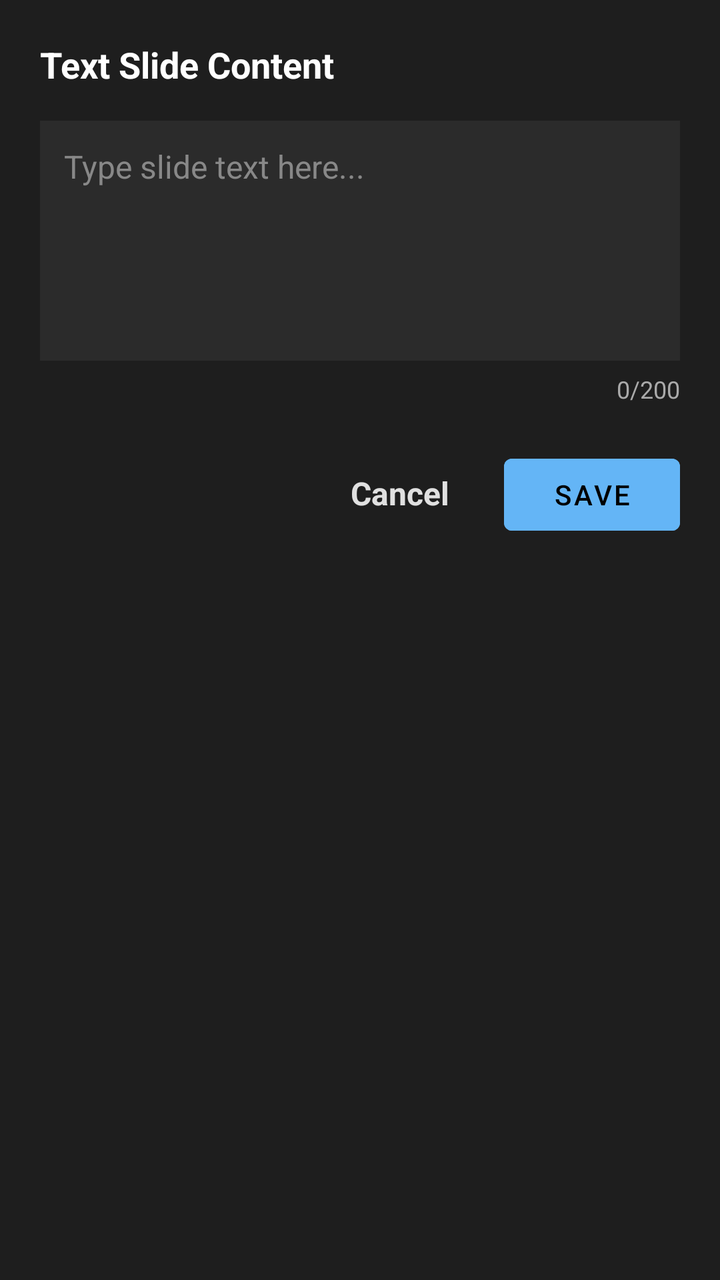
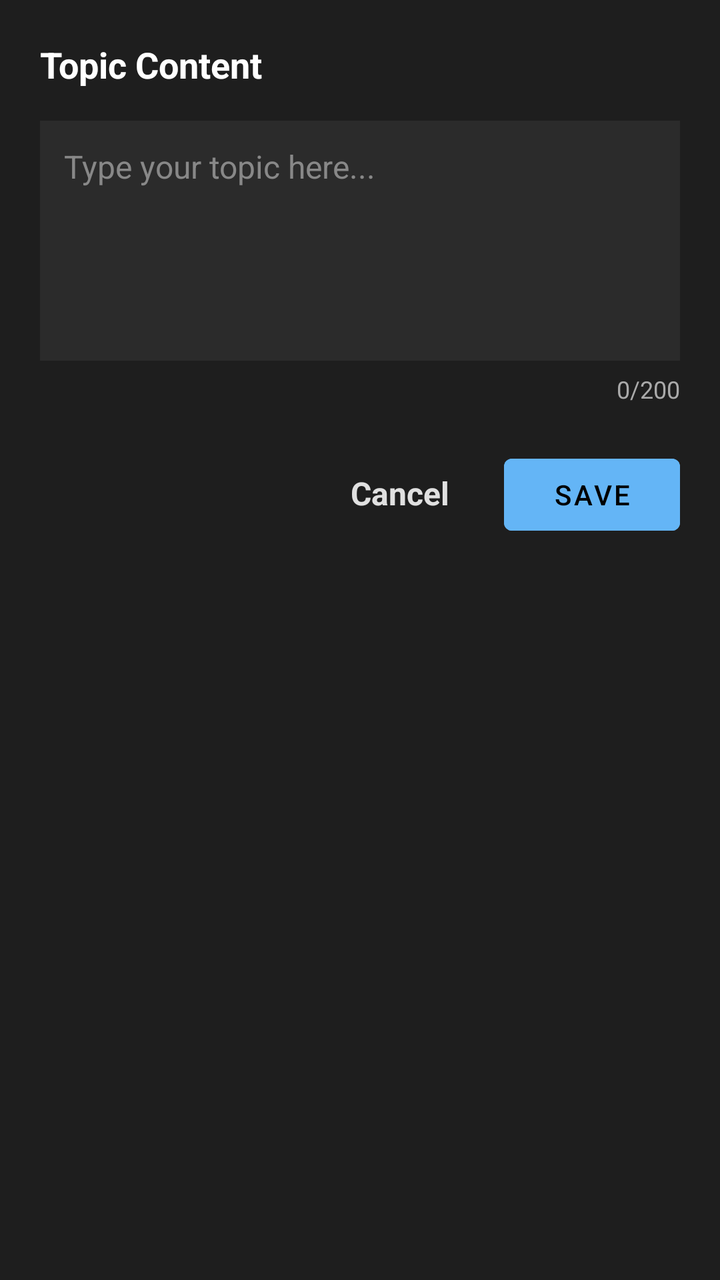

An Android layout rendered at two revisions. The XML below is the earlier revision; the diff shows what the commit changed to produce the second picture.
<!-- AndroidManifest.xml: application theme Theme.CustomScreen -->
<!-- res/layout/dialog_add_text.xml -->
<?xml version="1.0" encoding="utf-8"?>
<LinearLayout xmlns:android="http://schemas.android.com/apk/res/android"
    android:layout_width="match_parent"
    android:layout_height="wrap_content"
    android:background="#1E1E1E"
    android:orientation="vertical"
    android:padding="20dp">

    <TextView
        android:id="@+id/dialog_title"
        android:layout_width="match_parent"
        android:layout_height="wrap_content"
        android:text="Text Slide Content"
        android:textColor="#FFFFFF"
        android:textSize="18sp"
        android:textStyle="bold" />

    <EditText
        android:id="@+id/edit_slide_text"
        android:layout_width="match_parent"
        android:layout_height="120dp"
        android:layout_marginTop="16dp"
        android:background="#2B2B2B"
        android:gravity="top|start"
        android:hint="Type slide text here..."
        android:maxLength="200"
        android:padding="12dp"
        android:textColor="#FFFFFF"
        android:textColorHint="#888888"
        android:textSize="16sp" />

    <TextView
        android:id="@+id/tv_char_count"
        android:layout_width="match_parent"
        android:layout_height="wrap_content"
        android:layout_marginTop="6dp"
        android:gravity="end"
        android:text="0/200"
        android:textColor="#AAAAAA"
        android:textSize="12sp" />

    <TextView
        android:id="@+id/tv_limit_warning"
        android:layout_width="match_parent"
        android:layout_height="wrap_content"
        android:layout_marginTop="6dp"
        android:text="If you have more words, create another slide"
        android:textColor="#FF5252"
        android:textSize="12sp"
        android:visibility="gone" />

    <LinearLayout
        android:layout_width="match_parent"
        android:layout_height="wrap_content"
        android:layout_marginTop="20dp"
        android:gravity="end"
        android:orientation="horizontal">

        <Button
            android:id="@+id/btn_cancel_text"
            style="@style/Widget.Material3.Button.TextButton"
            android:layout_width="wrap_content"
            android:layout_height="wrap_content"
            android:text="Cancel"
            android:textColor="#E0E0E0"
            android:textSize="16sp"
            android:textStyle="bold" />

        <Button
            android:id="@+id/btn_save_text"
            android:layout_width="wrap_content"
            android:layout_height="wrap_content"
            android:layout_marginStart="8dp"
            android:backgroundTint="#64B5F6"
            android:text="Save"
            android:textColor="#000000" />
    </LinearLayout>
</LinearLayout>
<!-- resources referenced by this layout -->
<resources>
  <style name="Theme.CustomScreen" parent="Theme.MaterialComponents.DayNight.NoActionBar">
          <item name="android:windowBackground">@android:color/black</item>
          <item name="android:statusBarColor">@android:color/transparent</item>
          <item name="android:navigationBarColor">@android:color/transparent</item>
          <item name="android:windowLightStatusBar">false</item>
          <item name="android:windowLightNavigationBar">false</item>
      </style>
</resources>

<!-- the commit's change to res/layout/dialog_add_text.xml (unified diff, before → after) -->
@@ -10,7 +10,7 @@
         android:id="@+id/dialog_title"
         android:layout_width="match_parent"
         android:layout_height="wrap_content"
-        android:text="Text Slide Content"
+        android:text="Topic Content"
         android:textColor="#FFFFFF"
         android:textSize="18sp"
         android:textStyle="bold" />
@@ -22,7 +22,7 @@
         android:layout_marginTop="16dp"
         android:background="#2B2B2B"
         android:gravity="top|start"
-        android:hint="Type slide text here..."
+        android:hint="Type your topic here..."
         android:maxLength="200"
         android:padding="12dp"
         android:textColor="#FFFFFF"
@@ -44,7 +44,7 @@
         android:layout_width="match_parent"
         android:layout_height="wrap_content"
         android:layout_marginTop="6dp"
-        android:text="If you have more words, create another slide"
+        android:text="If you have more words, create another topic"
         android:textColor="#FF5252"
         android:textSize="12sp"
         android:visibility="gone" />
